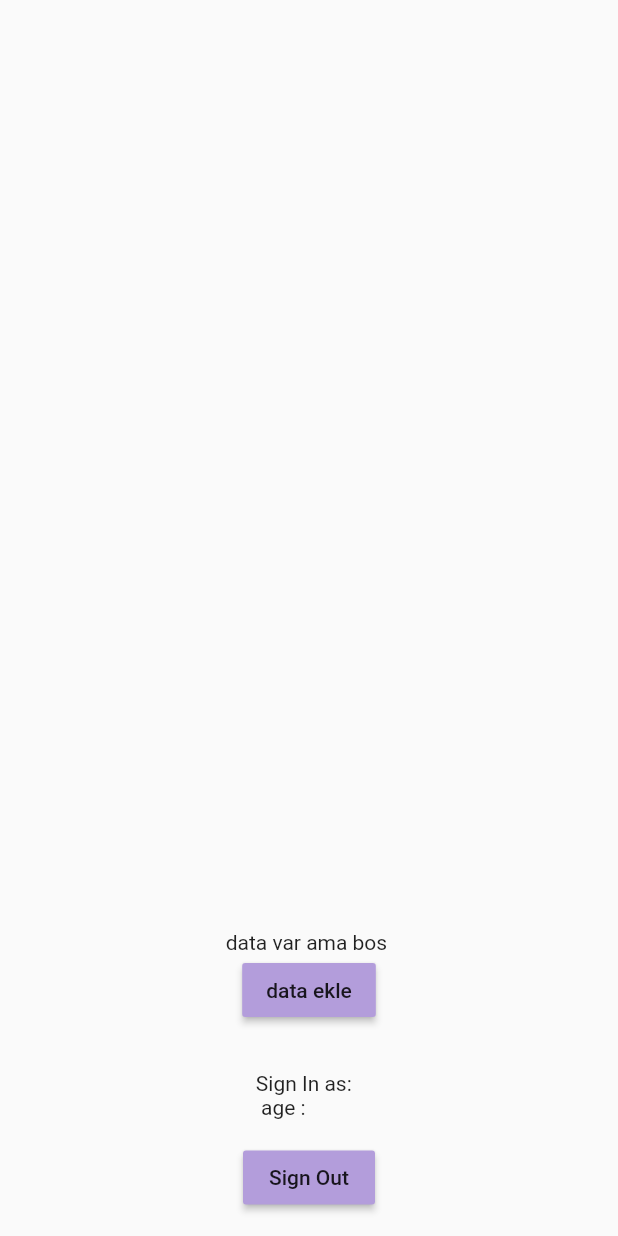
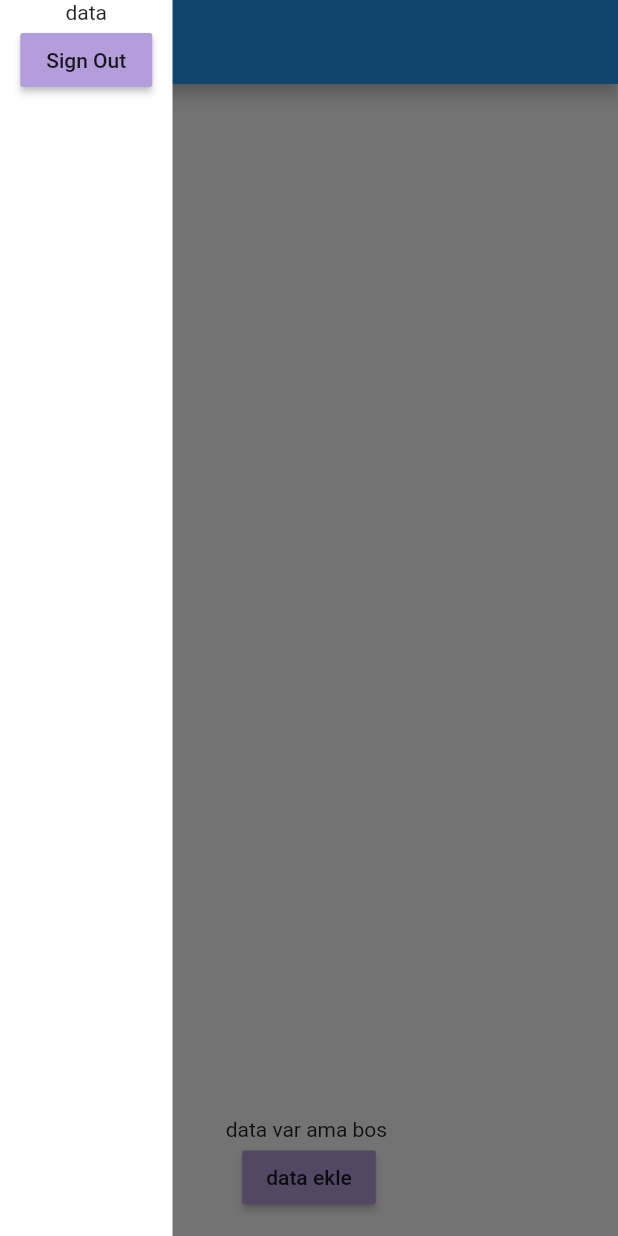
Before and after one commit to mehmetcannn0/not_defteri, a Flutter app: the screen it shows once a user with an empty profile is signed in, with the side drawer open (before the commit the screen has no drawer), on a phone screen of 412 x 824 dp. Run offline on Flutter 3.47's test engine with Material 2 defaults, Android fonts, the phone set to English and light mode, and no system bars; our stand-ins replace cloud_firestore, cool_alert, firebase_auth, firebase_core, google_fonts; accounts and stored records are empty.

Commit message:
drawer eklendi

```diff
--- a/lib/pages/home_page.dart
+++ b/lib/pages/home_page.dart
@@ -2,6 +2,7 @@ import 'package:cloud_firestore/cloud_firestore.dart';
 import 'package:cool_alert/cool_alert.dart';
 import 'package:firebase_auth/firebase_auth.dart';
 import 'package:flutter/material.dart';
+import 'package:intl/intl.dart';
 import 'package:not_defteri/pages/detail.dart';
 
 class HomePage extends StatefulWidget {
@@ -19,7 +20,7 @@ class _HomePageState extends State<HomePage> {
   @override
   void initState() {
     super.initState();
-    getData(user.uid);
+    getDatas(user.uid);
   }
 
   Future addData(String title, String content, String uid) async {
@@ -44,15 +45,15 @@ class _HomePageState extends State<HomePage> {
 
   List<String> datas = [];
 
-  Future getData(String uid) async {
+  Future getDatas(String uid) async {
     try {
       final notesRef = db.collection("notes-${user.uid}");
-      QuerySnapshot<Map<String, dynamic>> deneme = await notesRef
+      QuerySnapshot<Map<String, dynamic>> documents = await notesRef
           // .where("userId", isEqualTo: user.uid.toString())
           .orderBy("time", descending: true)
           .get();
 
-      return deneme;
+      return documents;
     } on FirebaseException catch (e) {
       print("hata :  ${e}");
       showDialog(
@@ -89,6 +90,28 @@ class _HomePageState extends State<HomePage> {
   Widget build(BuildContext context) {
     Size size = MediaQuery.of(context).size;
     return Scaffold(
+      appBar: AppBar(),
+      drawer: Container(
+        width: 115,
+        color: Theme.of(context).primaryColor,
+        child: Column(
+          children: [
+            Container(
+              child: Text("data"),
+            ),
+            MaterialButton(
+              onPressed: () {
+                FirebaseAuth.instance.signOut();
+              },
+              color: Colors.deepPurple[200],
+              child: Text("Sign Out"),
+            ),
+            SizedBox(
+              height: 15,
+            ),
+          ],
+        ),
+      ),
       body: SafeArea(
         child: Center(
             child: Column(
@@ -98,7 +121,7 @@ class _HomePageState extends State<HomePage> {
               height: 15,
             ),
             FutureBuilder(
-              future: getData(user.uid),
+              future: getDatas(user.uid),
               builder: (BuildContext context, snapshot) {
                 // List dataa = snapshot.data.docs;
                 // if (snapshot.data != null) {
@@ -110,7 +133,7 @@ class _HomePageState extends State<HomePage> {
                     // print(snapshot.data.docs.length);
                     return Container(
                       // color: Colors.blue,
-                      height: size.height * 0.5,
+                      height: size.height * 0.65,
                       child: ListView.builder(
                         // itemCount: datas.length,
                         itemCount: snapshot.data.docs.length,
@@ -118,10 +141,33 @@ class _HomePageState extends State<HomePage> {
                         itemBuilder: (BuildContext context, int index) {
                           // final data = snapshot.data[index];
                           // if (snapshot.data.docs[index]["userId"] == user.uid) {
-                          return Padding(
-                            padding:
-                                const EdgeInsets.symmetric(horizontal: 18.0),
+                          return GestureDetector(
+                            onTap: () {
+                              Navigator.push(
+                                  context,
+                                  MaterialPageRoute(
+                                      builder: (context) => DetailPage(
+                                            uid: user.uid,
+                                            id: snapshot.data.docs[index].id,
+                                          ))).then((value) => setState(() {}));
+
+                              print(snapshot.data.docs[index]["time"]);
+                            },
+                            child: Container(
+                              child: Padding(
+                                padding: const EdgeInsets.symmetric(
+                                    horizontal: 18.0),
                                 child: ListTile(
+                                  subtitle: Row(
+                                    mainAxisAlignment: MainAxisAlignment.end,
+                                    children: [
+                                      Text(
+                                        snapshot.data.docs[index]["time"]
+                                            .substring(0, 10),
+                                      ),
+                                    ],
+                                  ),
+
                                   trailing: GestureDetector(
                                     onTap: () {
                                       CoolAlert.show(
@@ -132,7 +178,8 @@ class _HomePageState extends State<HomePage> {
                                           cancelBtnText: 'No',
                                           confirmBtnColor: Colors.red,
                                           onConfirmBtnTap: () {
-                                        delData(snapshot.data.docs[index].id);
+                                            delData(
+                                                snapshot.data.docs[index].id);
                                             Navigator.pop(context);
                                           });
                                     },
@@ -144,21 +191,18 @@ class _HomePageState extends State<HomePage> {
                                   // elevation: 2,
                                   title: Padding(
                                     padding: const EdgeInsets.all(8.0),
-                                child: GestureDetector(
-                                    onTap: () {
-                                      //go to detail
-                                      // delData(snapshot.data.docs[index].id);
-                                    },
                                     child: Column(
                                       children: [
                                         // Text(snapshot.data.docs[index]
                                         //     ["userId"]),
                                         Text(
-                                          snapshot.data.docs[index]["content"],
+                                          snapshot.data.docs[index]["title"],
                                           overflow: TextOverflow.ellipsis,
                                         ),
                                       ],
-                                    )),
+                                    ),
+                                  ),
+                                ),
                               ),
                             ),
                           );
@@ -178,8 +222,17 @@ class _HomePageState extends State<HomePage> {
                     context,
                     MaterialPageRoute(
                         builder: (context) => DetailPage(
-                              id: user.uid,
-                            ))).then((value) => setState(() {}));
+                              uid: user.uid,
+                              id: "",
+                            ))).then((value) {
+                  setState(() {});
+                  // CoolAlert.show(
+                  //   context: context,
+                  //   type: CoolAlertType.success,
+                  //   text: 'Note successfully added!',
+                  //   autoCloseDuration: Duration(seconds: 3),
+                  // );
+                });
               },
               color: Colors.deepPurple[200],
               child: Text("data ekle"),
@@ -187,25 +240,13 @@ class _HomePageState extends State<HomePage> {
             SizedBox(
               height: 15,
             ),
-            SizedBox(
-              height: 15,
-            ),
-            Text(
-              "Sign In as: " + user.email.toString() + " \n age :" + user.uid,
-            ),
-            SizedBox(
-              height: 15,
-            ),
-            MaterialButton(
-              onPressed: () {
-                FirebaseAuth.instance.signOut();
-              },
-              color: Colors.deepPurple[200],
-              child: Text("Sign Out"),
-            ),
-            SizedBox(
-              height: 15,
-            ),
+
+            // Text(
+            //   "Sign In as: " + user.email.toString() + " \n age :" + user.uid,
+            // ),
+            // SizedBox(
+            //   height: 15,
+            // ),
           ],
         )),
       ),
```
Lines whose indentation alone changed are shown as unchanged.
